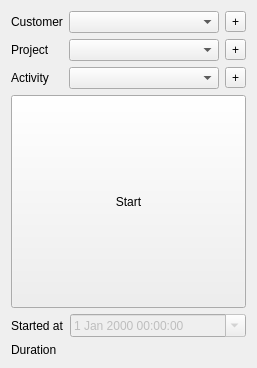
This is src/app/activitywidget.ui in AlexandrePTJ/kemai as Qt 5 draws it before an edit. The edited form follows.
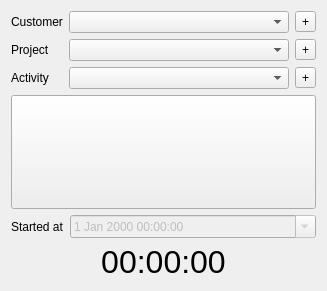
This is the edited form. Icons and pictures are not drawn.

What changed in the file:
```diff
--- a/src/app/activitywidget.ui
+++ b/src/app/activitywidget.ui
@@ -6,8 +6,8 @@
    <rect>
     <x>0</x>
     <y>0</y>
-    <width>257</width>
-    <height>368</height>
+    <width>327</width>
+    <height>291</height>
    </rect>
   </property>
   <property name="windowTitle">
@@ -92,8 +92,24 @@
        <verstretch>0</verstretch>
       </sizepolicy>
      </property>
+     <property name="maximumSize">
+      <size>
+       <width>16777215</width>
+       <height>120</height>
+      </size>
+     </property>
      <property name="text">
-      <string>Start</string>
+      <string/>
+     </property>
+     <property name="icon">
+      <iconset resource="icons.qrc">
+       <normaloff>:/icons/play</normaloff>:/icons/play</iconset>
+     </property>
+     <property name="iconSize">
+      <size>
+       <width>64</width>
+       <height>64</height>
+      </size>
      </property>
     </widget>
    </item>
@@ -116,17 +132,18 @@
        </property>
       </widget>
      </item>
-     <item row="1" column="0">
-      <widget class="QLabel" name="lbDuration">
-       <property name="text">
-        <string>Duration</string>
-       </property>
-      </widget>
-     </item>
-     <item row="1" column="1">
+     <item row="1" column="0" colspan="2">
       <widget class="QLabel" name="lbDurationTime">
+       <property name="font">
+        <font>
+         <pointsize>24</pointsize>
+        </font>
+       </property>
        <property name="text">
-        <string/>
+        <string>00:00:00</string>
+       </property>
+       <property name="alignment">
+        <set>Qt::AlignCenter</set>
        </property>
       </widget>
      </item>
```
Left out of the diff: 4 changed lines with no effect on the pictures.
